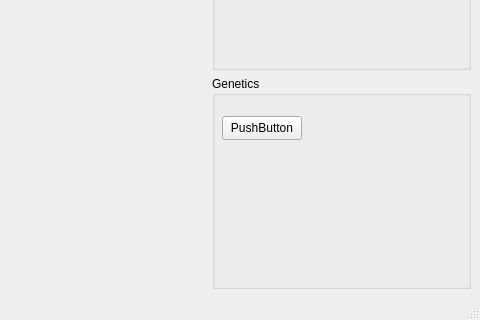
The window that mainwindow.ui (levadny/donstu_funcs_view) describes before a commit, drawn with Qt 5; both pictures show x 579 to 1059 and y 365 to 685 of the 1059 by 685 pixel window.
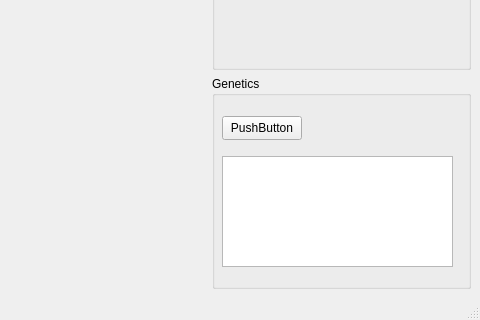
The same window after the commit.

The edit to the form file:
```diff
--- a/mainwindow.ui
+++ b/mainwindow.ui
@@ -45,6 +45,16 @@
           <string>PushButton</string>
          </property>
         </widget>
+        <widget class="QTextEdit" name="textEdit">
+         <property name="geometry">
+          <rect>
+           <x>10</x>
+           <y>80</y>
+           <width>231</width>
+           <height>111</height>
+          </rect>
+         </property>
+        </widget>
        </widget>
       </item>
      </layout>
```
